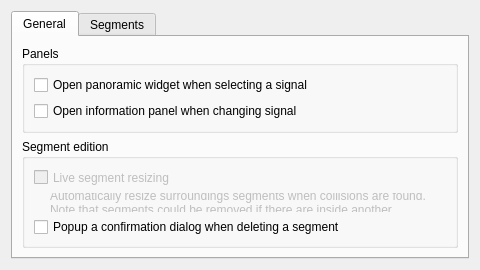
franciscoadasme/a2epg, file appreferenceswidget.ui: the form before one commit.
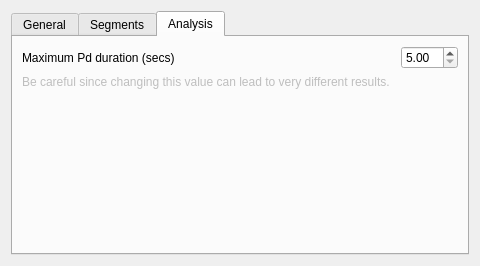
The form after the commit. Icons and pictures are not drawn.

Commit message: Added pd maximum duration as pref

```diff
--- a/appreferenceswidget.ui
+++ b/appreferenceswidget.ui
@@ -13,7 +13,7 @@
   <property name="minimumSize">
    <size>
     <width>480</width>
-    <height>0</height>
+    <height>250</height>
    </size>
   </property>
   <property name="maximumSize">
@@ -33,7 +33,7 @@
    <item>
     <widget class="QTabWidget" name="tabWidget">
      <property name="currentIndex">
-      <number>0</number>
+      <number>2</number>
      </property>
      <widget class="QWidget" name="tab">
       <attribute name="title">
@@ -257,6 +257,75 @@
        </item>
       </layout>
      </widget>
+     <widget class="QWidget" name="tab_3">
+      <attribute name="title">
+       <string>Analysis</string>
+      </attribute>
+      <layout class="QGridLayout" name="gridLayout_2">
+       <item row="0" column="0">
+        <widget class="QLabel" name="label_3">
+         <property name="text">
+          <string>Maximum Pd duration (secs)</string>
+         </property>
+        </widget>
+       </item>
+       <item row="0" column="1">
+        <spacer name="horizontalSpacer_3">
+         <property name="orientation">
+          <enum>Qt::Horizontal</enum>
+         </property>
+         <property name="sizeHint" stdset="0">
+          <size>
+           <width>40</width>
+           <height>20</height>
+          </size>
+         </property>
+        </spacer>
+       </item>
+       <item row="0" column="2">
+        <widget class="QDoubleSpinBox" name="pdMaximumDurationSpinBox">
+         <property name="minimum">
+          <double>5.000000000000000</double>
+         </property>
+         <property name="maximum">
+          <double>25.000000000000000</double>
+         </property>
+        </widget>
+       </item>
+       <item row="2" column="1">
+        <spacer name="verticalSpacer_3">
+         <property name="orientation">
+          <enum>Qt::Vertical</enum>
+         </property>
+         <property name="sizeHint" stdset="0">
+          <size>
+           <width>20</width>
+           <height>40</height>
+          </size>
+         </property>
+        </spacer>
+       </item>
+       <item row="1" column="0" colspan="3">
+        <widget class="QLabel" name="label_4">
+         <property name="enabled">
+          <bool>false</bool>
+         </property>
+         <property name="text">
+          <string>Be careful since changing this value can lead to very different results.</string>
+         </property>
+         <property name="textFormat">
+          <enum>Qt::PlainText</enum>
+         </property>
+         <property name="scaledContents">
+          <bool>true</bool>
+         </property>
+         <property name="wordWrap">
+          <bool>true</bool>
+         </property>
+        </widget>
+       </item>
+      </layout>
+     </widget>
     </widget>
    </item>
   </layout>
```
Left out of the diff: 2 changed lines with no effect on the pictures. The commit also changes 4 other files.
